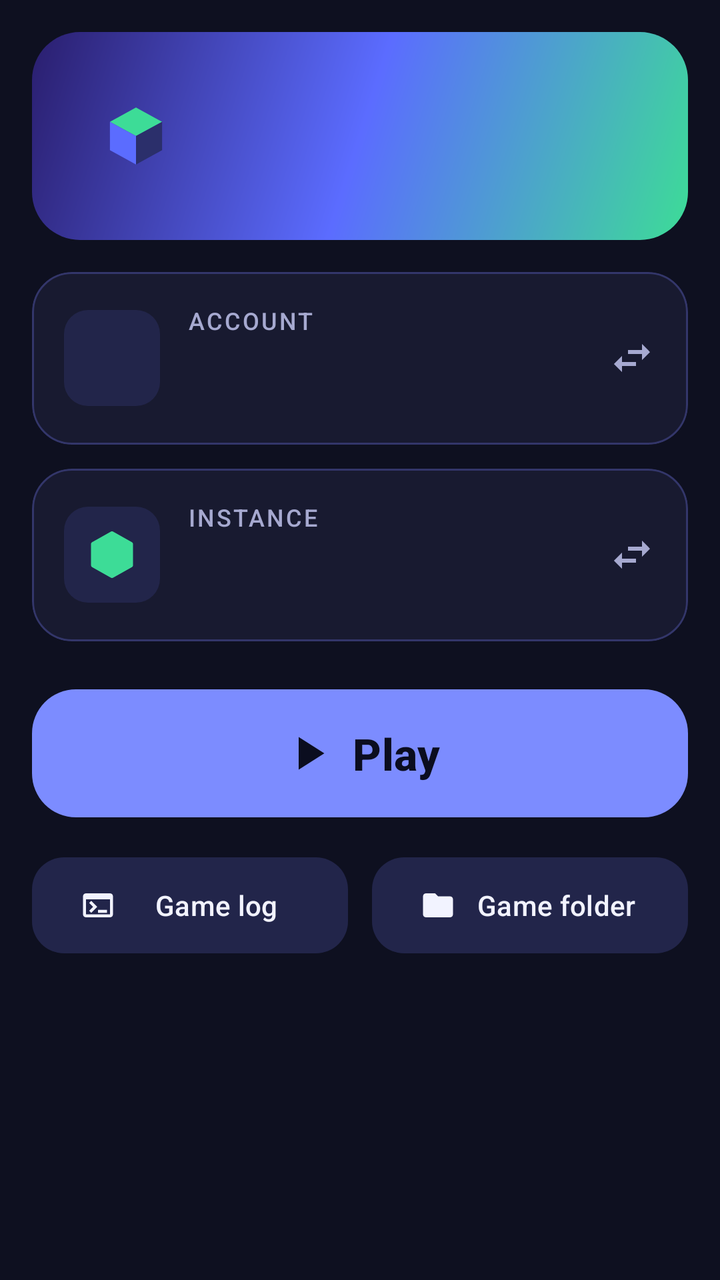
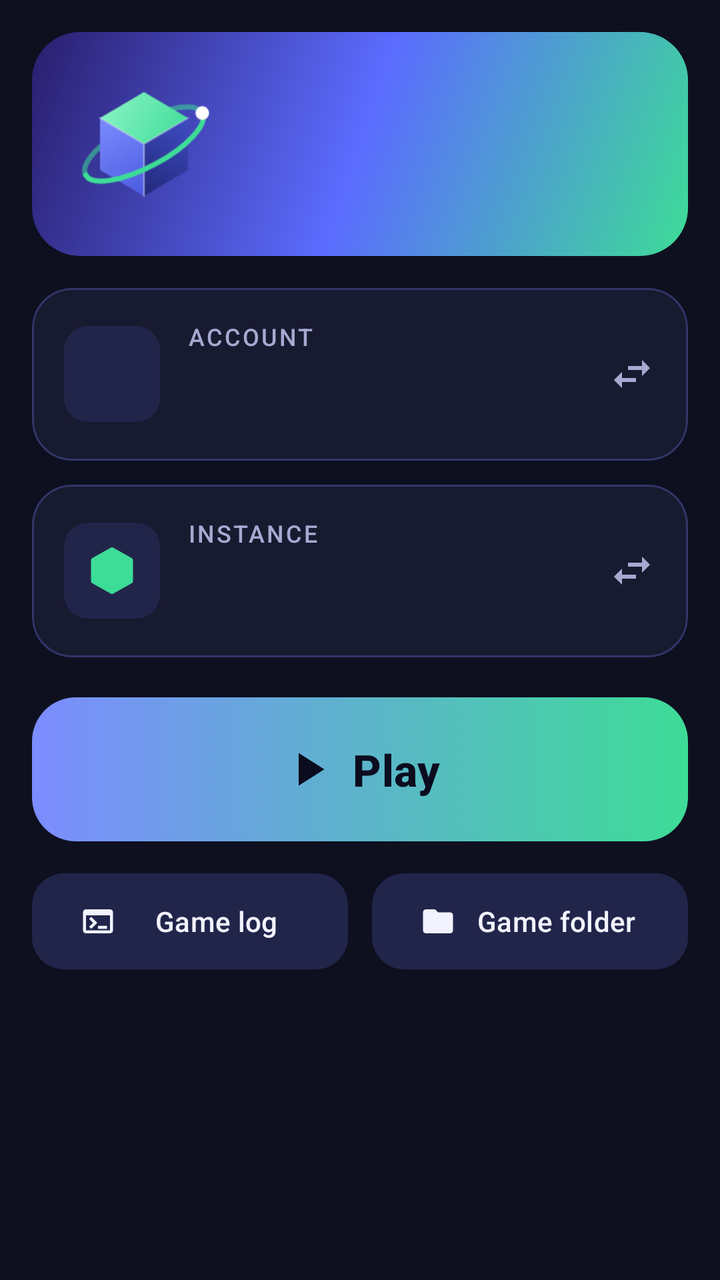

The first picture is an Android layout as it rendered before a commit; the second is the same layout after the commit. The layout source and the unified diff follow.
<!-- AndroidManifest.xml: application theme Theme.Quantum -->
<!-- res/layout/fragment_home.xml -->
<?xml version="1.0" encoding="utf-8"?>
<androidx.core.widget.NestedScrollView xmlns:android="http://schemas.android.com/apk/res/android"
    xmlns:app="http://schemas.android.com/apk/res-auto"
    android:layout_width="match_parent"
    android:layout_height="match_parent"
    android:clipToPadding="false">

    <LinearLayout
        android:layout_width="match_parent"
        android:layout_height="wrap_content"
        android:orientation="vertical"
        android:padding="16dp">

        
        <LinearLayout
            android:layout_width="match_parent"
            android:layout_height="wrap_content"
            android:background="@drawable/bg_hero"
            android:gravity="center_vertical"
            android:orientation="horizontal"
            android:padding="20dp">

            <ImageView
                android:layout_width="64dp"
                android:layout_height="64dp"
                android:contentDescription="@null"
                android:src="@drawable/ic_launcher_foreground"
                android:scaleType="centerCrop" />

            <LinearLayout
                android:layout_width="0dp"
                android:layout_height="wrap_content"
                android:layout_marginStart="12dp"
                android:layout_weight="1"
                android:orientation="vertical">

                <TextView
                    android:id="@+id/greeting"
                    android:layout_width="wrap_content"
                    android:layout_height="wrap_content"
                    android:textAppearance="?attr/textAppearanceHeadlineSmall"
                    android:textColor="@android:color/white"
                    android:textStyle="bold" />

                <TextView
                    android:id="@+id/hero_subtitle"
                    android:layout_width="wrap_content"
                    android:layout_height="wrap_content"
                    android:alpha="0.85"
                    android:textAppearance="?attr/textAppearanceBodyMedium"
                    android:textColor="@android:color/white" />
            </LinearLayout>
        </LinearLayout>

        
        <com.google.android.material.card.MaterialCardView
            android:id="@+id/account_card"
            android:layout_width="match_parent"
            android:layout_height="wrap_content"
            android:layout_marginTop="16dp"
            android:clickable="true"
            android:focusable="true">

            <LinearLayout
                android:layout_width="match_parent"
                android:layout_height="wrap_content"
                android:gravity="center_vertical"
                android:orientation="horizontal"
                android:padding="16dp">

                <com.google.android.material.imageview.ShapeableImageView
                    android:id="@+id/account_avatar"
                    android:layout_width="48dp"
                    android:layout_height="48dp"
                    android:background="@color/surface_high"
                    android:padding="0dp"
                    android:scaleType="centerCrop"
                    app:shapeAppearanceOverlay="@style/ShapeAppearance.Quantum.Avatar" />

                <LinearLayout
                    android:layout_width="0dp"
                    android:layout_height="wrap_content"
                    android:layout_marginStart="14dp"
                    android:layout_weight="1"
                    android:orientation="vertical">

                    <TextView
                        android:layout_width="wrap_content"
                        android:layout_height="wrap_content"
                        android:text="@string/account"
                        android:textAppearance="@style/TextAppearance.Quantum.Label" />

                    <TextView
                        android:id="@+id/account_name"
                        android:layout_width="wrap_content"
                        android:layout_height="wrap_content"
                        android:textAppearance="?attr/textAppearanceTitleMedium" />

                    <TextView
                        android:id="@+id/account_type"
                        android:layout_width="wrap_content"
                        android:layout_height="wrap_content"
                        android:textAppearance="?attr/textAppearanceBodySmall"
                        android:textColor="@color/text_secondary" />
                </LinearLayout>

                <ImageView
                    android:layout_width="24dp"
                    android:layout_height="24dp"
                    android:contentDescription="@string/switch_account"
                    android:src="@drawable/ic_swap"
                    app:tint="@color/text_secondary" />
            </LinearLayout>
        </com.google.android.material.card.MaterialCardView>

        
        <com.google.android.material.card.MaterialCardView
            android:id="@+id/instance_card"
            android:layout_width="match_parent"
            android:layout_height="wrap_content"
            android:layout_marginTop="12dp"
            android:clickable="true"
            android:focusable="true">

            <LinearLayout
                android:layout_width="match_parent"
                android:layout_height="wrap_content"
                android:gravity="center_vertical"
                android:orientation="horizontal"
                android:padding="16dp">

                <ImageView
                    android:id="@+id/instance_icon"
                    android:layout_width="48dp"
                    android:layout_height="48dp"
                    android:background="@drawable/bg_icon_tile"
                    android:contentDescription="@null"
                    android:padding="10dp"
                    android:src="@drawable/ic_cube"
                    app:tint="@color/accent" />

                <LinearLayout
                    android:layout_width="0dp"
                    android:layout_height="wrap_content"
                    android:layout_marginStart="14dp"
                    android:layout_weight="1"
                    android:orientation="vertical">

                    <TextView
                        android:layout_width="wrap_content"
                        android:layout_height="wrap_content"
                        android:text="@string/instance"
                        android:textAppearance="@style/TextAppearance.Quantum.Label" />

                    <TextView
                        android:id="@+id/instance_name"
                        android:layout_width="wrap_content"
                        android:layout_height="wrap_content"
                        android:textAppearance="?attr/textAppearanceTitleMedium" />

                    <TextView
                        android:id="@+id/instance_version"
                        android:layout_width="wrap_content"
                        android:layout_height="wrap_content"
                        android:textAppearance="?attr/textAppearanceBodySmall"
                        android:textColor="@color/text_secondary" />
                </LinearLayout>

                <ImageView
                    android:layout_width="24dp"
                    android:layout_height="24dp"
                    android:contentDescription="@string/switch_instance"
                    android:src="@drawable/ic_swap"
                    app:tint="@color/text_secondary" />
            </LinearLayout>
        </com.google.android.material.card.MaterialCardView>

        
        <com.google.android.material.card.MaterialCardView
            android:id="@+id/setup_card"
            android:layout_width="match_parent"
            android:layout_height="wrap_content"
            android:layout_marginTop="12dp"
            android:visibility="gone"
            app:strokeColor="@color/warning">

            <LinearLayout
                android:layout_width="match_parent"
                android:layout_height="wrap_content"
                android:orientation="vertical"
                android:padding="16dp">

                <TextView
                    android:layout_width="wrap_content"
                    android:layout_height="wrap_content"
                    android:text="@string/setup_title"
                    android:textAppearance="?attr/textAppearanceTitleMedium" />

                <TextView
                    android:layout_width="wrap_content"
                    android:layout_height="wrap_content"
                    android:layout_marginBottom="8dp"
                    android:text="@string/setup_subtitle"
                    android:textAppearance="?attr/textAppearanceBodySmall"
                    android:textColor="@color/text_secondary" />

                <LinearLayout
                    android:id="@+id/setup_steps"
                    android:layout_width="match_parent"
                    android:layout_height="wrap_content"
                    android:orientation="vertical" />
            </LinearLayout>
        </com.google.android.material.card.MaterialCardView>

        
        <com.google.android.material.button.MaterialButton
            android:id="@+id/play"
            android:layout_width="match_parent"
            android:layout_height="72dp"
            android:layout_marginTop="20dp"
            android:text="@string/play"
            android:textSize="22sp"
            android:textStyle="bold"
            app:cornerRadius="22dp"
            app:icon="@drawable/ic_play"
            app:iconGravity="textStart"
            app:iconSize="28dp" />

        
        <com.google.android.material.card.MaterialCardView
            android:id="@+id/progress_group"
            android:layout_width="match_parent"
            android:layout_height="wrap_content"
            android:layout_marginTop="12dp"
            android:visibility="gone">

            <LinearLayout
                android:layout_width="match_parent"
                android:layout_height="wrap_content"
                android:orientation="vertical"
                android:padding="16dp">

                <LinearLayout
                    android:layout_width="match_parent"
                    android:layout_height="wrap_content"
                    android:orientation="horizontal">

                    <TextView
                        android:id="@+id/status"
                        android:layout_width="0dp"
                        android:layout_height="wrap_content"
                        android:layout_weight="1"
                        android:textAppearance="?attr/textAppearanceBodyMedium" />

                    <TextView
                        android:id="@+id/percent"
                        android:layout_width="wrap_content"
                        android:layout_height="wrap_content"
                        android:textAppearance="?attr/textAppearanceTitleSmall"
                        android:textColor="@color/accent" />
                </LinearLayout>

                <com.google.android.material.progressindicator.LinearProgressIndicator
                    android:id="@+id/progress"
                    android:layout_width="match_parent"
                    android:layout_height="wrap_content"
                    android:layout_marginTop="10dp"
                    android:max="100"
                    app:indicatorColor="@color/accent"
                    app:trackCornerRadius="4dp"
                    app:trackThickness="8dp" />

                <com.google.android.material.button.MaterialButton
                    android:id="@+id/cancel"
                    style="@style/Widget.Material3.Button.TextButton"
                    android:layout_width="wrap_content"
                    android:layout_height="wrap_content"
                    android:layout_gravity="end"
                    android:text="@string/cancel" />
            </LinearLayout>
        </com.google.android.material.card.MaterialCardView>

        
        <LinearLayout
            android:layout_width="match_parent"
            android:layout_height="wrap_content"
            android:layout_marginTop="12dp"
            android:orientation="horizontal">

            <com.google.android.material.button.MaterialButton
                android:id="@+id/view_log"
                style="@style/Widget.Material3.Button.TonalButton"
                android:layout_width="0dp"
                android:layout_height="56dp"
                android:layout_weight="1"
                android:text="@string/game_log"
                app:cornerRadius="16dp"
                app:icon="@drawable/ic_terminal" />

            <com.google.android.material.button.MaterialButton
                android:id="@+id/game_folder"
                style="@style/Widget.Material3.Button.TonalButton"
                android:layout_width="0dp"
                android:layout_height="56dp"
                android:layout_marginStart="12dp"
                android:layout_weight="1"
                android:text="@string/game_folder"
                app:cornerRadius="16dp"
                app:icon="@drawable/ic_folder" />
        </LinearLayout>

        <TextView
            android:id="@+id/runtime_info"
            android:layout_width="match_parent"
            android:layout_height="wrap_content"
            android:layout_marginTop="16dp"
            android:gravity="center"
            android:textAppearance="?attr/textAppearanceBodySmall"
            android:textColor="@color/text_secondary" />
    </LinearLayout>
</androidx.core.widget.NestedScrollView>
<!-- resources referenced by this layout -->
<resources>
  <color name="accent">#3DDC97</color>
  <color name="warning">#FFC857</color>
  <!-- drawable ic_launcher_foreground (drawable) -->
  <vector xmlns:android="http://schemas.android.com/apk/res/android"
      android:width="108dp" android:height="108dp" android:viewportWidth="108" android:viewportHeight="108">
      
      <path android:fillColor="#3DDC97" android:pathData="M54,30 L76,42 L54,54 L32,42 Z" />
      <path android:fillColor="#5B6CFF" android:pathData="M32,42 L54,54 L54,78 L32,66 Z" />
      <path android:fillColor="#2B2F6B" android:pathData="M76,42 L76,66 L54,78 L54,54 Z" />
  </vector>
  <string name="account">Account</string>
  <string name="cancel">Cancel</string>
  <string name="instance">Instance</string>
  <string name="play">Play</string>
  <style name="Theme.Quantum" parent="Theme.Material3.Dark.NoActionBar">
          <item name="colorPrimary">@color/brand</item>
          <item name="colorOnPrimary">@color/on_brand</item>
          <item name="colorPrimaryContainer">@color/brand_deep</item>
          <item name="colorOnPrimaryContainer">@color/text_primary</item>
          <item name="colorSecondary">@color/accent</item>
          <item name="colorOnSecondary">@color/on_brand</item>
          <item name="colorSecondaryContainer">@color/surface_high</item>
          <item name="colorOnSecondaryContainer">@color/text_primary</item>
          <item name="colorError">@color/error</item>
          <item name="android:colorBackground">@color/bg</item>
          <item name="colorSurface">@color/bg</item>
          <item name="colorSurfaceContainerLowest">@color/bg</item>
          <item name="colorSurfaceContainerLow">@color/surface</item>
          <item name="colorSurfaceContainer">@color/surface</item>
          <item name="colorSurfaceContainerHigh">@color/surface_high</item>
          <item name="colorSurfaceContainerHighest">@color/surface_high</item>
          <item name="colorOnSurface">@color/text_primary</item>
          <item name="colorOnSurfaceVariant">@color/text_secondary</item>
          <item name="colorOutline">@color/outline</item>
          <item name="colorOutlineVariant">@color/outline</item>
          <item name="android:statusBarColor">@color/bg</item>
          <item name="android:navigationBarColor">@color/surface</item>
          <item name="materialCardViewStyle">@style/Widget.Quantum.Card</item>
          <item name="bottomSheetDialogTheme">@style/ThemeOverlay.Quantum.BottomSheet</item>
      </style>
  <color name="brand">#7C8CFF</color>
  <color name="on_brand">#0B0D1F</color>
  <color name="brand_deep">#4B5BE0</color>
  <color name="error">#FF6B7A</color>
  <color name="bg">#0E1020</color>
  <color name="surface">#181A30</color>
  <color name="outline">#33366A</color>
  <!-- unchanged entries left out for length: 21 -->
</resources>

<!-- the commit's change to res/layout/fragment_home.xml (unified diff, before → after) -->
@@ -21,11 +21,13 @@
             android:padding="20dp">
 
             <ImageView
-                android:layout_width="64dp"
-                android:layout_height="64dp"
+                android:layout_width="72dp"
+                android:layout_height="72dp"
                 android:contentDescription="@null"
-                android:src="@drawable/ic_launcher_foreground"
-                android:scaleType="centerCrop" />
+                android:scaleType="fitCenter"
+                android:scaleX="1.5"
+                android:scaleY="1.5"
+                android:src="@drawable/ic_launcher_foreground" />
 
             <LinearLayout
                 android:layout_width="0dp"
@@ -218,10 +220,14 @@
             android:layout_width="match_parent"
             android:layout_height="72dp"
             android:layout_marginTop="20dp"
+            android:background="@drawable/bg_play_selector"
             android:text="@string/play"
+            android:textColor="@color/on_brand"
             android:textSize="22sp"
             android:textStyle="bold"
+            app:backgroundTint="@null"
             app:cornerRadius="22dp"
+            app:iconTint="@color/on_brand"
             app:icon="@drawable/ic_play"
             app:iconGravity="textStart"
             app:iconSize="28dp" />
<!-- resource entries referenced after the edit -->
@@ -2,19 +2,39 @@
 <resources>
   <color name="accent">#3DDC97</color>
   <color name="warning">#FFC857</color>
-  <!-- drawable ic_launcher_foreground (drawable) -->
-  <vector xmlns:android="http://schemas.android.com/apk/res/android"
-      android:width="108dp" android:height="108dp" android:viewportWidth="108" android:viewportHeight="108">
-      
-      <path android:fillColor="#3DDC97" android:pathData="M54,30 L76,42 L54,54 L32,42 Z" />
-      <path android:fillColor="#5B6CFF" android:pathData="M32,42 L54,54 L54,78 L32,66 Z" />
-      <path android:fillColor="#2B2F6B" android:pathData="M76,42 L76,66 L54,78 L54,54 Z" />
-  </vector>
+  <!-- drawable bg_play_selector (drawable) -->
+  <?xml version="1.0" encoding="utf-8"?>
+  <selector xmlns:android="http://schemas.android.com/apk/res/android">
+      <item android:drawable="@drawable/bg_play_disabled" android:state_enabled="false" />
+      <item android:drawable="@drawable/bg_play" />
+  </selector>
+  <!-- drawable ic_launcher_foreground: vector/xml drawable (drawable, 2814 chars, omitted) -->
   <string name="account">Account</string>
   <string name="cancel">Cancel</string>
   <string name="instance">Instance</string>
   <string name="play">Play</string>
-  <style name="Theme.Quantum" parent="Theme.Material3.Dark.NoActionBar">
+  <style name="Theme.Quantum" parent="Theme.Quantum.Base" />
+  <!-- drawable bg_play_disabled (drawable) -->
+  <?xml version="1.0" encoding="utf-8"?>
+  <shape xmlns:android="http://schemas.android.com/apk/res/android">
+      <corners android:radius="22dp" />
+      <solid android:color="@color/surface_high" />
+  </shape>
+  <!-- drawable bg_play (drawable) -->
+  <?xml version="1.0" encoding="utf-8"?>
+  <ripple xmlns:android="http://schemas.android.com/apk/res/android"
+      android:color="#33FFFFFF">
+      <item>
+          <shape android:shape="rectangle">
+              <corners android:radius="22dp" />
+              <gradient
+                  android:angle="0"
+                  android:endColor="#3DDC97"
+                  android:startColor="#7C8CFF" />
+          </shape>
+      </item>
+  </ripple>
+  <style name="Theme.Quantum.Base" parent="Theme.Material3.Dark.NoActionBar">
           <item name="colorPrimary">@color/brand</item>
           <item name="colorOnPrimary">@color/on_brand</item>
           <item name="colorPrimaryContainer">@color/brand_deep</item>
@@ -39,6 +59,8 @@
           <item name="android:navigationBarColor">@color/surface</item>
           <item name="materialCardViewStyle">@style/Widget.Quantum.Card</item>
           <item name="bottomSheetDialogTheme">@style/ThemeOverlay.Quantum.BottomSheet</item>
+          <item name="preferenceTheme">@style/PreferenceThemeOverlay.Quantum</item>
+          <item name="android:windowBackground">@color/bg</item>
       </style>
   <color name="brand">#7C8CFF</color>
   <color name="on_brand">#0B0D1F</color>
@@ -47,6 +69,14 @@
   <color name="bg">#0E1020</color>
   <color name="surface">#181A30</color>
   <color name="outline">#33366A</color>
+  <style name="PreferenceThemeOverlay.Quantum" parent="PreferenceThemeOverlay">
+          <item name="preferenceCategoryTitleTextAppearance">@style/TextAppearance.Quantum.Category</item>
+      </style>
+  <style name="TextAppearance.Quantum.Category" parent="TextAppearance.Material3.LabelLarge">
+          <item name="android:textColor">@color/accent</item>
+          <item name="android:letterSpacing">0.06</item>
+          <item name="android:textStyle">bold</item>
+      </style>
   <!-- unchanged entries left out for length: 21 -->
 </resources>
 
